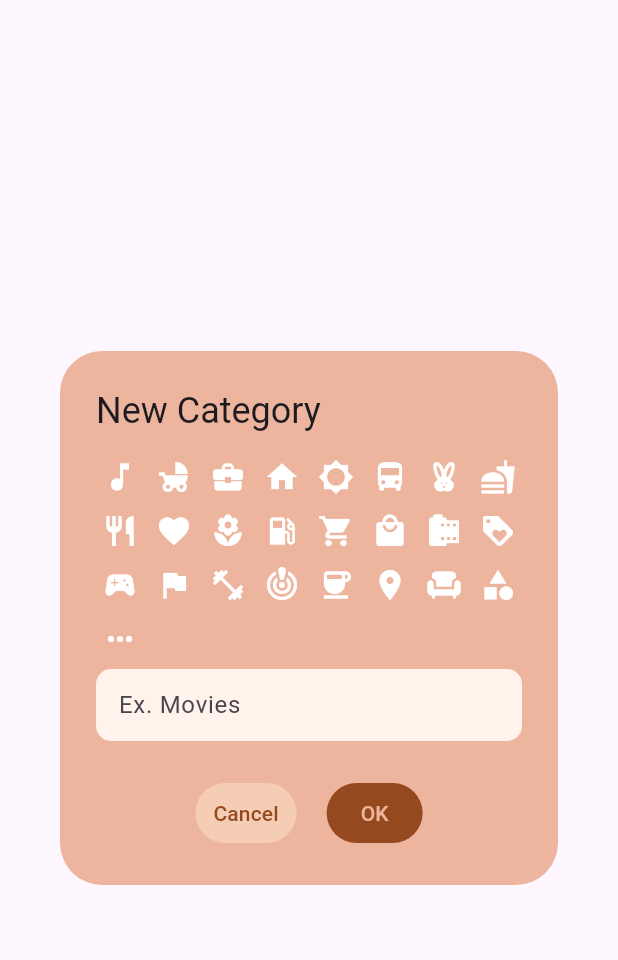
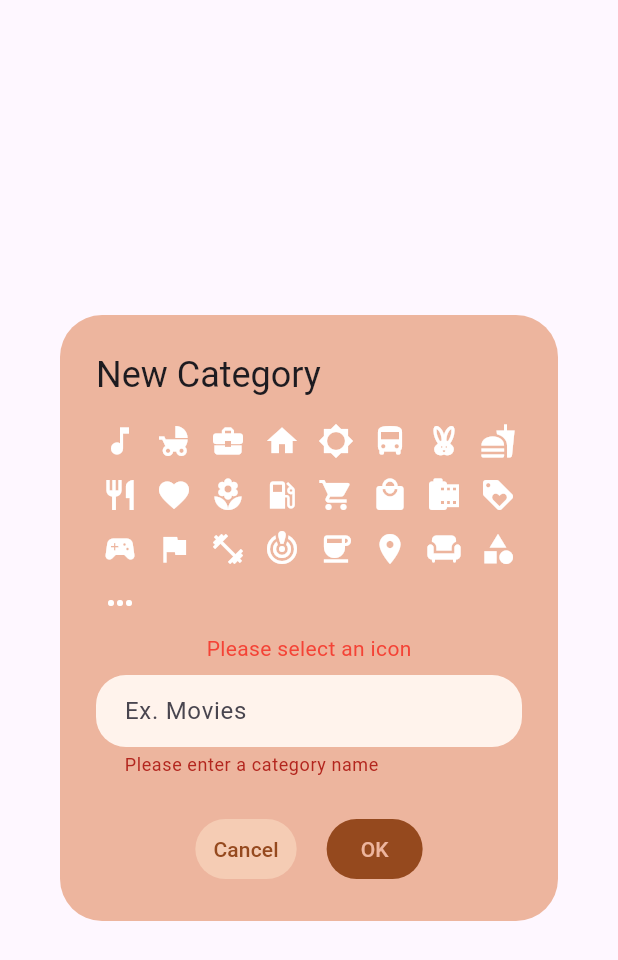
Before and after one commit to JAKEYSLINKY/CoinyApp, a Flutter app: the AddCategoryDialog widget shown alone on an empty page, opened directly with empty values, after a tap on "OK", on a phone screen of 412 x 824 dp. Shown: the top 960 px of the screen. Run offline on Flutter 3.47's test engine with Material 3 defaults, Android fonts, the phone set to English and light mode, and no system bars; our stand-ins replace fl_chart, jwt_decoder, shared_preferences; accounts and stored records are empty; network calls fail.

Commit message:
[ADD] validation

```diff
--- a/coiny_frontend/lib/components/addDialogCategory.dart
+++ b/coiny_frontend/lib/components/addDialogCategory.dart
@@ -9,7 +9,7 @@ class AddCategoryDialog extends StatefulWidget {
     required this.reloadData,
   }) : super(key: key);
   final Function reloadData;
-  final token;
+  final String token;
 
   @override
   _AddCategoryDialogState createState() => _AddCategoryDialogState();
@@ -17,6 +17,7 @@ class AddCategoryDialog extends StatefulWidget {
 
 class _AddCategoryDialogState extends State<AddCategoryDialog> {
   final TextEditingController _nameController = TextEditingController();
+  final _formKey = GlobalKey<FormState>();
   String _selectedIconName = '';
 
   @override
@@ -28,8 +29,7 @@ class _AddCategoryDialogState extends State<AddCategoryDialog> {
   Future<void> _postCategory() async {
     try {
       final apiUrl = 'http://10.0.2.2:4000/categories/create';
-      final response = await http
-          .post(
+      final response = await http.post(
         Uri.parse(apiUrl),
         headers: <String, String>{
           'Content-Type': 'application/json; charset=UTF-8',
@@ -39,12 +39,7 @@ class _AddCategoryDialogState extends State<AddCategoryDialog> {
           'name': _nameController.text,
           'iconName': _selectedIconName,
         }),
-      )
-          .catchError((e) {
-        // Handle error here
-        print('Error occurred during HTTP POST request: $e');
-        throw Exception('Failed to post data: $e');
-      });
+      );
 
       if (response.statusCode == 200) {
         print('Category created successfully(200)');
@@ -57,12 +52,28 @@ class _AddCategoryDialogState extends State<AddCategoryDialog> {
     }
   }
 
+  String? _validateCategoryName(String? value) {
+    if (value == null || value.isEmpty) {
+      return 'Please enter a category name';
+    }
+    return null;
+  }
+
+  String? _validateIconSelection() {
+    if (_selectedIconName.isEmpty) {
+      return 'Please select an icon';
+    }
+    return null;
+  }
+
   @override
   Widget build(BuildContext context) {
     return AlertDialog(
       backgroundColor: Color(0xFFEDB59E),
       title: Text('New Category'),
-      content: Column(
+      content: Form(
+        key: _formKey,
+        child: Column(
           mainAxisSize: MainAxisSize.min,
           children: [
             Wrap(
@@ -89,27 +100,36 @@ class _AddCategoryDialogState extends State<AddCategoryDialog> {
                 );
               }).toList(),
             ),
+            if (_validateIconSelection() != null) // Show icon validation error
+              Padding(
+                padding: const EdgeInsets.only(top: 8.0),
+                child: Text(
+                  _validateIconSelection()!,
+                  style: TextStyle(color: Colors.red),
+                ),
+              ),
             Padding(
               padding: const EdgeInsets.only(left: 0.0, top: 8.0),
-            child: Container(
-              decoration: BoxDecoration(
-                borderRadius: BorderRadius.circular(10.0),
-                color: Color(0xFFFFF3EC),
-              ),
               child: TextFormField(
                 controller: _nameController,
                 decoration: InputDecoration(
                   hintText: 'Ex. Movies',
-                  border: InputBorder.none,
+                  filled: true,
+                  fillColor: Color(0xFFFFF3EC),
+                  border: OutlineInputBorder(
+                    borderRadius: BorderRadius.circular(20),
+                    borderSide: BorderSide.none,
+                  ),
                   contentPadding: EdgeInsets.symmetric(
                     vertical: 12.0,
                     horizontal: 15.0,
                   ),
                 ),
-              ),
+                validator: _validateCategoryName,
               ),
             ),
           ],
+        ),
       ),
       actions: <Widget>[
         Row(
@@ -137,11 +157,14 @@ class _AddCategoryDialogState extends State<AddCategoryDialog> {
                       MaterialStateProperty.all<Color>(Color(0xFF95491E)),
                 ),
                 onPressed: () async {
+                  if (_formKey.currentState!.validate() &&
+                      _validateIconSelection() == null) {
                     await _postCategory();
                     await widget.reloadData();
-                  //Navigator.pop(context, 'OK');
-                  print('Category Name: ${_nameController.text}');
-                  print('Selected Icon Name: $_selectedIconName');
+                  } else {
+                    setState(
+                        () {}); // Trigger re-build to show validation errors
+                  }
                 },
                 child: const Text(
                   'OK',
--- a/coiny_frontend/lib/homeComponent/history.dart
+++ b/coiny_frontend/lib/homeComponent/history.dart
@@ -71,7 +71,9 @@ class _HistoryState extends State<history> {
                 String dateString = transaction['created'];
                 String formattedDate = _formatDate(dateString);
                 String categoryName = transaction['categories']['name'];
-                int amount = transaction['amount'];
+                double amount = transaction['amount'] is int
+                    ? (transaction['amount'] as int).toDouble()
+                    : transaction['amount'];
 
                 bool showDate = formattedDate != _previousDate;
                 _previousDate = formattedDate; // Update the previous date
@@ -96,7 +98,7 @@ class _HistoryState extends State<history> {
                             fontSize: 14,
                           ),
                         ),
-                        Text("$amount B")
+                        Text("${amount.toStringAsFixed(2)} B")
                       ],
                     ),
                   ],
--- a/coiny_frontend/lib/homeComponent/showMoney.dart
+++ b/coiny_frontend/lib/homeComponent/showMoney.dart
@@ -28,7 +28,7 @@ class _showMoneyState extends State<showMoney> {
                 style: TextStyle(fontWeight: FontWeight.bold, fontSize: 20),
               ),
               Text(
-                " ${widget.usableMoney} ฿",
+                " ${widget.usableMoney.toStringAsFixed(2)} ฿",
                 style: TextStyle(fontWeight: FontWeight.bold, fontSize: 20),
               ),
             ],
@@ -40,7 +40,7 @@ class _showMoneyState extends State<showMoney> {
                 style: TextStyle(fontWeight: FontWeight.bold, fontSize: 20),
               ),
               Text(
-                " ${widget.dailyExpense} ฿",
+                " ${widget.dailyExpense.toStringAsFixed(2)} ฿",
                 style: TextStyle(fontWeight: FontWeight.bold, fontSize: 20),
               ),
             ],
--- a/coiny_frontend/lib/pages/home.dart
+++ b/coiny_frontend/lib/pages/home.dart
@@ -137,7 +137,8 @@ class _HomePageState extends State<HomePage> {
                   categoriesList(
                       token: widget.token,
                       categories: categories,
-                      reloadData: reloadData),
+                      reloadData: reloadData,
+                      usableMoney: usableMoney),
                   addCategory(token: widget.token, reloadData: reloadData),
                   history(transactionData: _transactionData),
                 ],
```
Also changed, not shown: coiny_frontend/lib/components/addMoney.dart (+31 -29 lines), coiny_frontend/lib/homeComponent/categoryList.dart (+32 -9 lines), coiny_frontend/lib/pages/plan1.dart (+33 -14 lines). Lines whose indentation alone changed are shown as unchanged.
